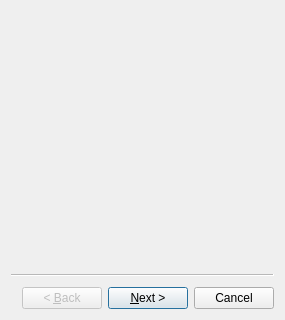
Qt form src/libdynamind-gui/wizard/wizardq.ui (iut-ibk/P8-WSC-GUI) before a commit.
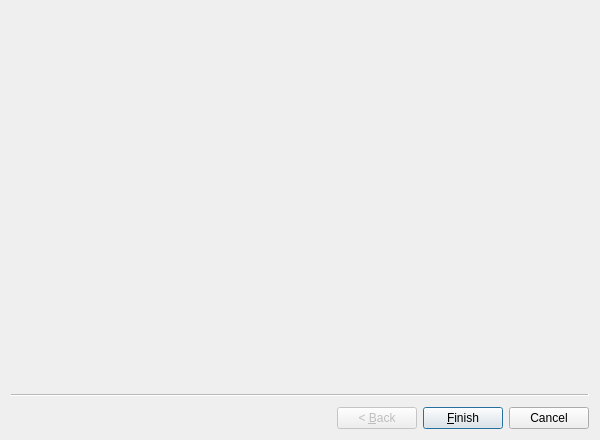
The same form after that commit.

Diff of the .ui file:
```diff
--- a/src/libdynamind-gui/wizard/wizardq.ui
+++ b/src/libdynamind-gui/wizard/wizardq.ui
@@ -6,15 +6,14 @@
    <rect>
     <x>0</x>
     <y>0</y>
-    <width>285</width>
-    <height>320</height>
+    <width>600</width>
+    <height>440</height>
    </rect>
   </property>
   <property name="windowTitle">
    <string>Wizard</string>
   </property>
-  <widget class="QWizardPage" name="page1"/>
-  <widget class="QWizardPage" name="wizardPage2"/>
+  <widget class="QWizardPage" name="wizardPage"/>
  </widget>
  <resources/>
  <connections/>
```
